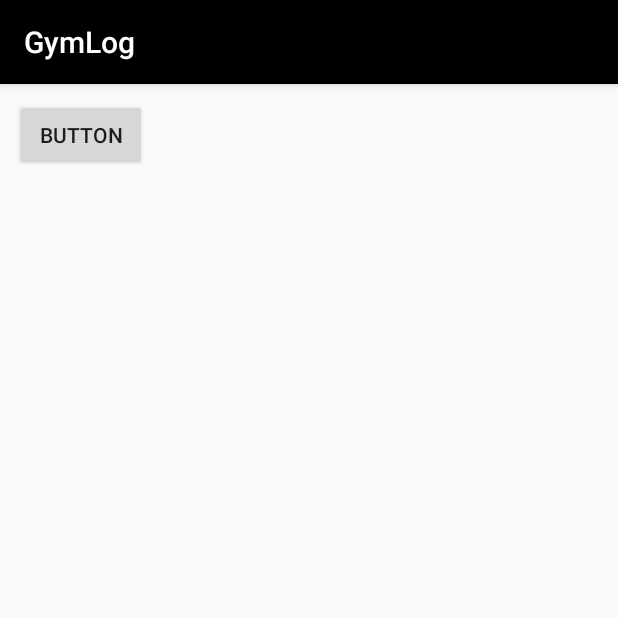
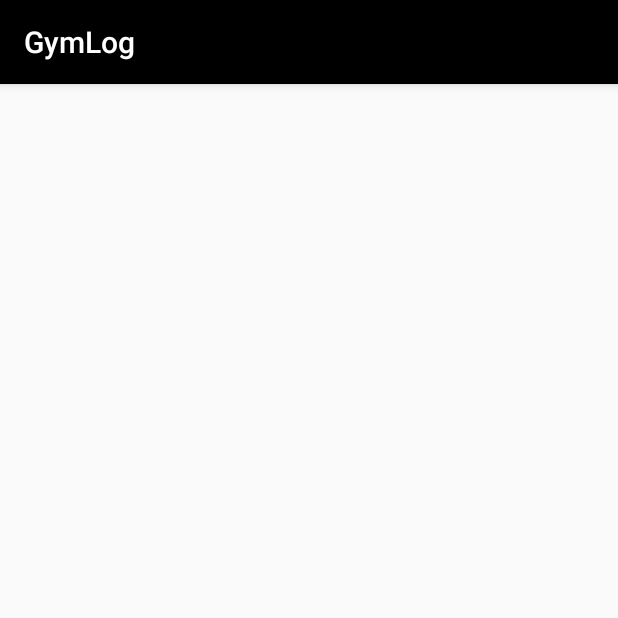
Before and after one commit to deepp2905/WorkoutTrackerApp, an Android app: the WorkoutLog screen opened directly, with no data from a screen before it, on a phone screen of 412 x 824 dp, the top half of it. Run offline under Robolectric (Android 15) with nearby library versions, the phone set to English and light mode, and no system bars.

Commit message:
button n ikala

```diff
--- a/app/src/main/res/layout/activity_workout_log.xml
+++ b/app/src/main/res/layout/activity_workout_log.xml
@@ -5,12 +5,4 @@
     android:layout_width="match_parent"
     android:layout_height="wrap_content"
     android:layout_margin="10dp"
-    tools:context=".WorkoutLog">
-
-    <Button
-        android:id="@+id/button5"
-        android:layout_width="wrap_content"
-        android:layout_height="wrap_content"
-        android:text="Button" />
-
-</androidx.constraintlayout.widget.ConstraintLayout>
+    tools:context=".WorkoutLog"/>
```
